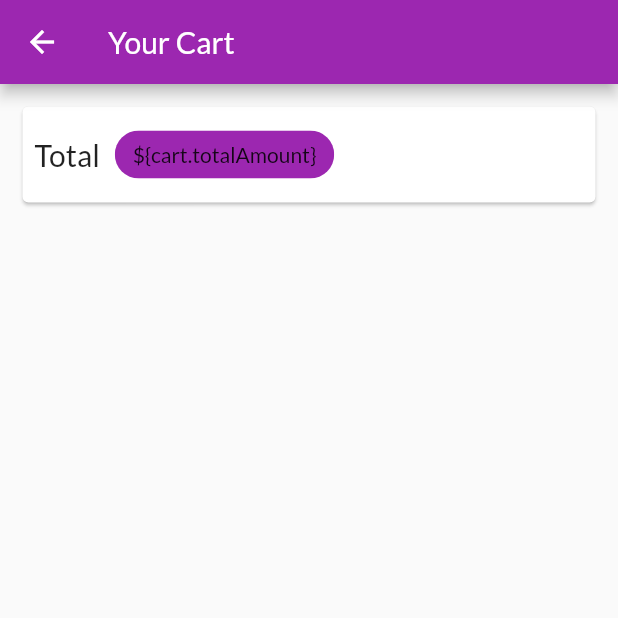
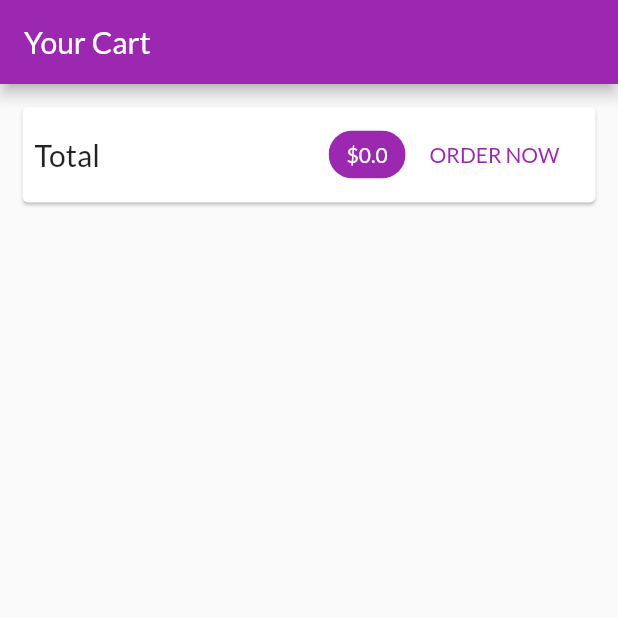
Before and after one commit to Brijesh-Saw/my_shop, a Flutter app: the CartScreen screen opened directly, on a phone screen of 412 x 824 dp, the top half of it. Run offline on Flutter 3.47's test engine with Material 2 defaults, Android fonts, the phone set to English and light mode, and no system bars; network calls fail.

Commit message:
initial commit

```diff
--- a/lib/main.dart
+++ b/lib/main.dart
@@ -1,5 +1,6 @@
 import 'package:flutter/material.dart';
 import 'package:my_shop/providers/cart.dart';
+import 'package:my_shop/screens/cart_screen.dart';
 import 'package:provider/provider.dart';
 
 import './screens/products_overview_screen.dart';
@@ -36,6 +37,7 @@ class MyApp extends StatelessWidget {
         home: ProductsOverviewScreen(),
         routes: {
           ProductDetailScreen.routeName: (ctx) => ProductDetailScreen(),
+          CartScreen.routeName: (ctx) => CartScreen(),
         },
       ),
     );
--- a/lib/screens/cart_screen.dart
+++ b/lib/screens/cart_screen.dart
@@ -3,6 +3,7 @@ import 'package:my_shop/providers/cart.dart';
 import 'package:provider/provider.dart';
 
 class CartScreen extends StatelessWidget {
+  static const routeName = '/cart';
   @override
   Widget build(BuildContext context) {
     final cart = Provider.of<Cart>(context);
@@ -17,22 +18,36 @@ class CartScreen extends StatelessWidget {
             child: Padding(
               padding: EdgeInsets.all(8),
               child: Row(
+                mainAxisAlignment: MainAxisAlignment.spaceBetween,
                 children: <Widget>[
                   Text(
                     "Total",
                     style: TextStyle(fontSize: 20),
                   ),
-                  SizedBox(
-                    width: 10,
+                  Spacer(),
+                  // SizedBox(
+                  //   width: 10,
+                  // ),
+                  Chip(
+                    label: Text(
+                      "\$${cart.totalAmount}",
+                      style: TextStyle(color: Colors.white),
+                    ),
+                    backgroundColor: Theme.of(context).primaryColor,
                   ),
-                  Chip(
-                    label: Text("\${cart.totalAmount}"),
-                    backgroundColor: Theme.of(context).primaryColor,
+                  FlatButton(
+                    child: Text("ORDER NOW"),
+                    onPressed: () {},
+                    textColor: Theme.of(context).primaryColor,
                   )
                 ],
               ),
             ),
           ),
+          SizedBox(
+            height: 10,
+          ),
+          Expanded(child: ListView.builder(itemBuilder: (ctx, i) => ,itemCount: cart.items.length,))
         ],
       ),
     );
--- a/lib/screens/products_overview_screen.dart
+++ b/lib/screens/products_overview_screen.dart
@@ -1,5 +1,6 @@
 import 'package:flutter/material.dart';
 import 'package:my_shop/providers/cart.dart';
+import 'package:my_shop/screens/cart_screen.dart';
 import 'package:my_shop/widgets/badge.dart';
 import 'package:provider/provider.dart';
 
@@ -52,7 +53,9 @@ class _ProductsOverviewScreenState extends State<ProductsOverviewScreen> {
             ),
             child: IconButton(
               icon: Icon(Icons.shopping_cart),
-              onPressed: () {},
+              onPressed: () {
+                Navigator.of(context).pushNamed(CartScreen.routeName);
+              },
             ),
           )
         ],
```
Also changed, not shown: lib/widgets/cart_item.dart (added, +10 -0 lines).
